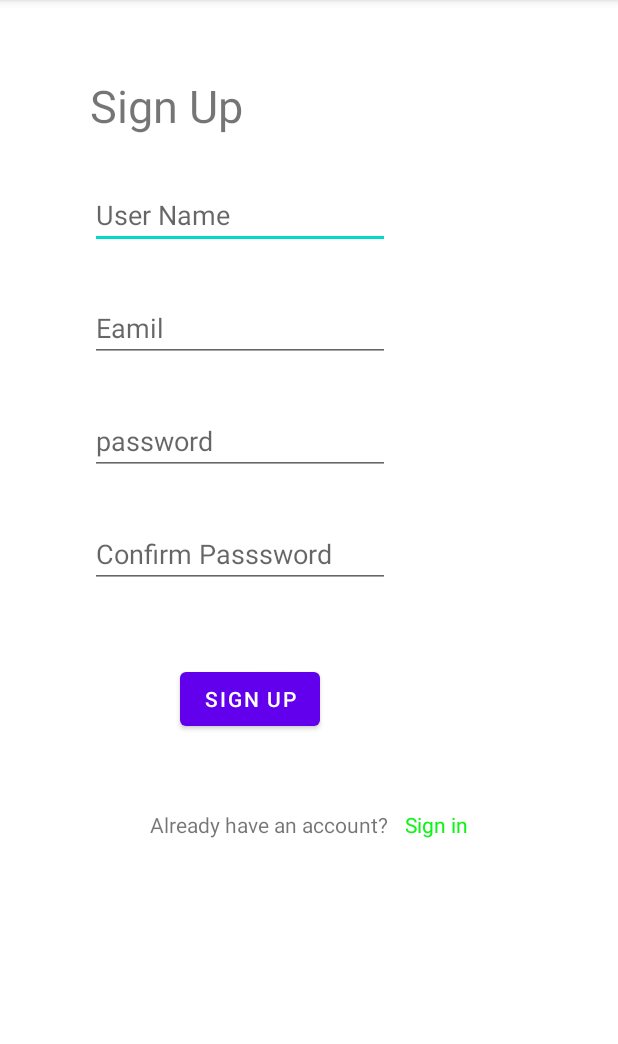
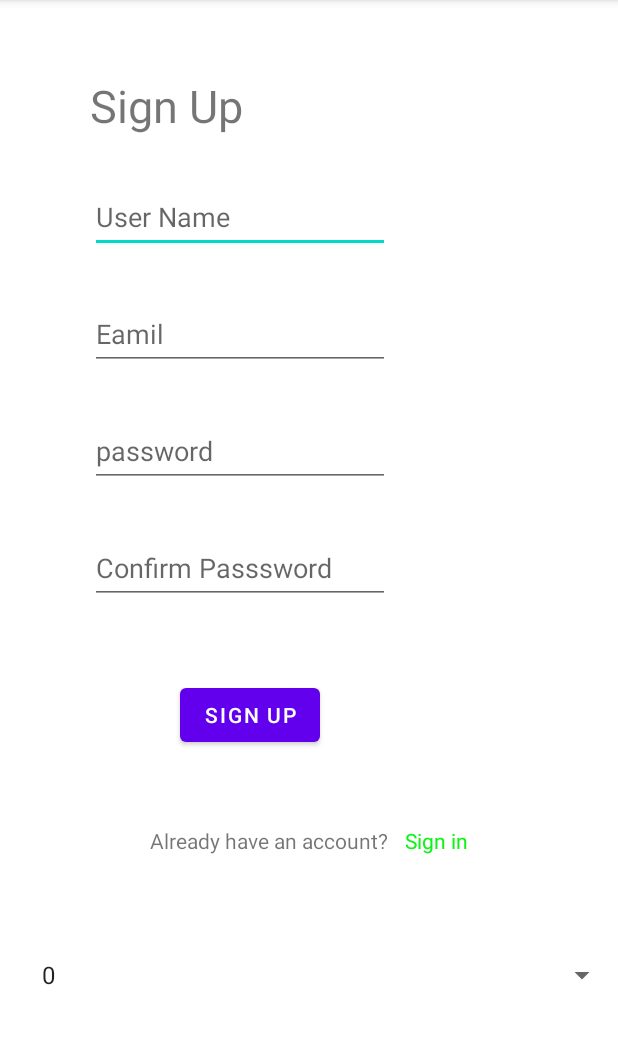
Before and after one commit to aliabb01/DoctorAppointmentApp, an Android app: the SignUp screen opened directly, with no data from a screen before it, on a phone screen of 412 x 824 dp, the part 84-1128 px from its top. Run offline under Robolectric (Android 15) with nearby library versions, the phone set to English and light mode, and no system bars.

Commit message:
add: usersRole,spinner to check the role

```diff
--- a/app/src/main/java/ali/app/doctorappointmentapp/SignUp.java
+++ b/app/src/main/java/ali/app/doctorappointmentapp/SignUp.java
@@ -9,6 +9,7 @@ import android.os.Bundle;
 import android.view.View;
 import android.widget.Button;
 import android.widget.EditText;
+import android.widget.Spinner;
 import android.widget.Toast;
 
 import com.google.android.material.snackbar.Snackbar;
@@ -16,6 +17,7 @@ import com.google.android.material.snackbar.Snackbar;
 public class SignUp extends AppCompatActivity {
     ConstraintLayout parent;
     EditText name,password,repPassword,email,message;
+    private Spinner userlist1;
     Button signupButton;
 
     DBHelper db;
@@ -29,6 +31,8 @@ public class SignUp extends AppCompatActivity {
         signupButton=findViewById(R.id.signUpButton);
         email=findViewById(R.id.eamil);
         message=findViewById(R.id.message);
+        userlist1=findViewById(R.id.spinner2);
+
         db = new DBHelper(this);
         signupButton.setOnClickListener(new View.OnClickListener() {
             @Override
@@ -37,6 +41,8 @@ public class SignUp extends AppCompatActivity {
                 String pass = password.getText().toString();
                 String repass = repPassword.getText().toString();
                 String userEmail=email.getText().toString();
+                String  userrole=userlist1.getSelectedItem().toString();
+
                 if(user.equals("") || pass.equals("") || repass.equals("")||userEmail.equals("")) {
                     Toast.makeText(SignUp.this, "Please enter all the fields", Toast.LENGTH_SHORT).show();
                 }
@@ -62,7 +68,7 @@ public class SignUp extends AppCompatActivity {
                     if (pass.equals(repass)) {
                         Boolean checkuser = db.checkusername(user);
                         if(checkuser==false) {
-                            Boolean insert = db.insertData(user,userEmail ,pass);
+                            Boolean insert = db.insertData(user,userEmail ,pass,userrole);
                             if(insert==true){
                                 Toast.makeText(SignUp.this, "Registered successfully", Toast.LENGTH_SHORT).show();
                                 Intent intent = new Intent(getApplicationContext(), MainActivity.class);
--- a/app/src/main/res/layout/activity_sign_up.xml
+++ b/app/src/main/res/layout/activity_sign_up.xml
@@ -13,39 +13,47 @@
         android:layout_marginLeft="60dp"
         android:layout_marginTop="50dp"
         android:textSize="30dp"/>
+
     <EditText
+        android:id="@+id/userName"
         android:layout_width="200dp"
         android:layout_height="wrap_content"
         android:layout_below="@+id/signUpLayout"
+        android:layout_marginLeft="60dp"
+        android:layout_marginTop="30dp"
         android:hint="User Name"
-        android:id="@+id/userName"
-        android:layout_marginLeft="60dp"
-        android:layout_marginTop="30dp"/>
+        android:minHeight="48dp" />
+
     <EditText
+        android:id="@+id/eamil"
         android:layout_width="200dp"
         android:layout_height="wrap_content"
+        android:layout_below="@+id/userName"
         android:layout_marginLeft="60dp"
+        android:layout_marginTop="30dp"
         android:hint="Eamil"
-        android:layout_below="@+id/userName"
-        android:id="@+id/eamil"
         android:inputType="textEmailAddress"
-        android:layout_marginTop="30dp"/>
+        android:minHeight="48dp" />
+
     <EditText
+        android:id="@+id/signUppassword"
         android:layout_width="200dp"
         android:layout_height="wrap_content"
+        android:layout_below="@+id/eamil"
         android:layout_marginLeft="60dp"
+        android:layout_marginTop="30dp"
         android:hint="password"
-        android:id="@+id/signUppassword"
-        android:layout_marginTop="30dp"
-        android:layout_below="@+id/eamil"/>
+        android:minHeight="48dp" />
+
     <EditText
+        android:id="@+id/passwordConform"
         android:layout_width="200dp"
         android:layout_height="wrap_content"
-        android:hint="Confirm Passsword"
         android:layout_below="@+id/signUppassword"
         android:layout_marginLeft="60dp"
-        android:id="@+id/passwordConform"
-        android:layout_marginTop="30dp"/>
+        android:layout_marginTop="30dp"
+        android:hint="Confirm Passsword"
+        android:minHeight="48dp" />
     <com.google.android.material.button.MaterialButton
         android:layout_width="wrap_content"
         android:layout_height="wrap_content"
@@ -73,8 +81,15 @@
         android:layout_marginLeft="270dp"
         android:layout_marginTop="50dp"/>
 
-
-
+    <Spinner
+        android:id="@+id/spinner2"
+        android:entries="@array/users"
+        android:layout_width="match_parent"
+        android:layout_height="wrap_content"
+        android:layout_alignParentBottom="true"
+        android:layout_marginLeft="20dp"
+        android:layout_marginBottom="94dp"
+        android:minHeight="48dp" />
 
 
 </RelativeLayout>
--- a/app/src/main/res/values/strings.xml
+++ b/app/src/main/res/values/strings.xml
@@ -1,3 +1,7 @@
 <resources>
     <string name="app_name">DoctorAppointmentApp</string>
+    <string-array name="users">
+        <item>0</item>
+        <item>1</item>
+    </string-array>
 </resources>
```
Also changed, not shown: app/src/main/java/ali/app/doctorappointmentapp/DBHelper.java (+26 -3 lines), app/src/main/java/ali/app/doctorappointmentapp/SignIn.java (+47 -4 lines), app/src/main/java/ali/app/doctorappointmentapp/Users.java (added, +47 -0 lines), app/src/main/res/layout/activity_sign_in.xml (+10 -0 lines).
